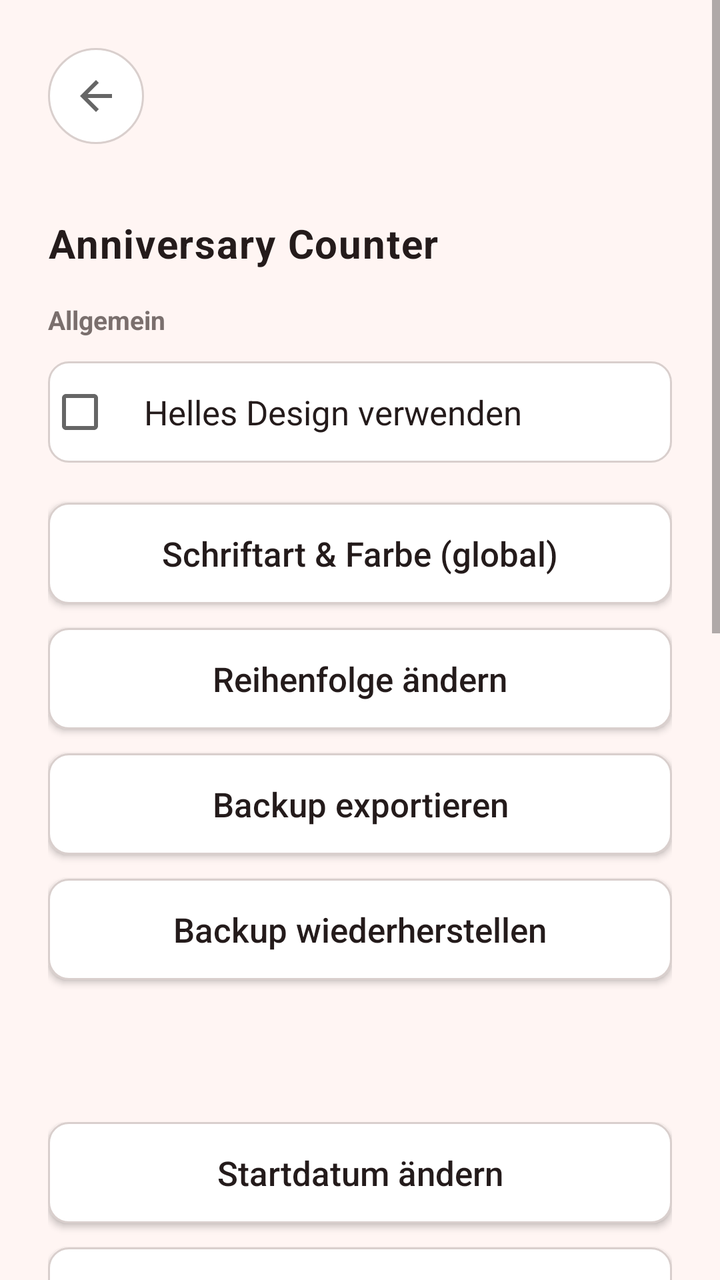
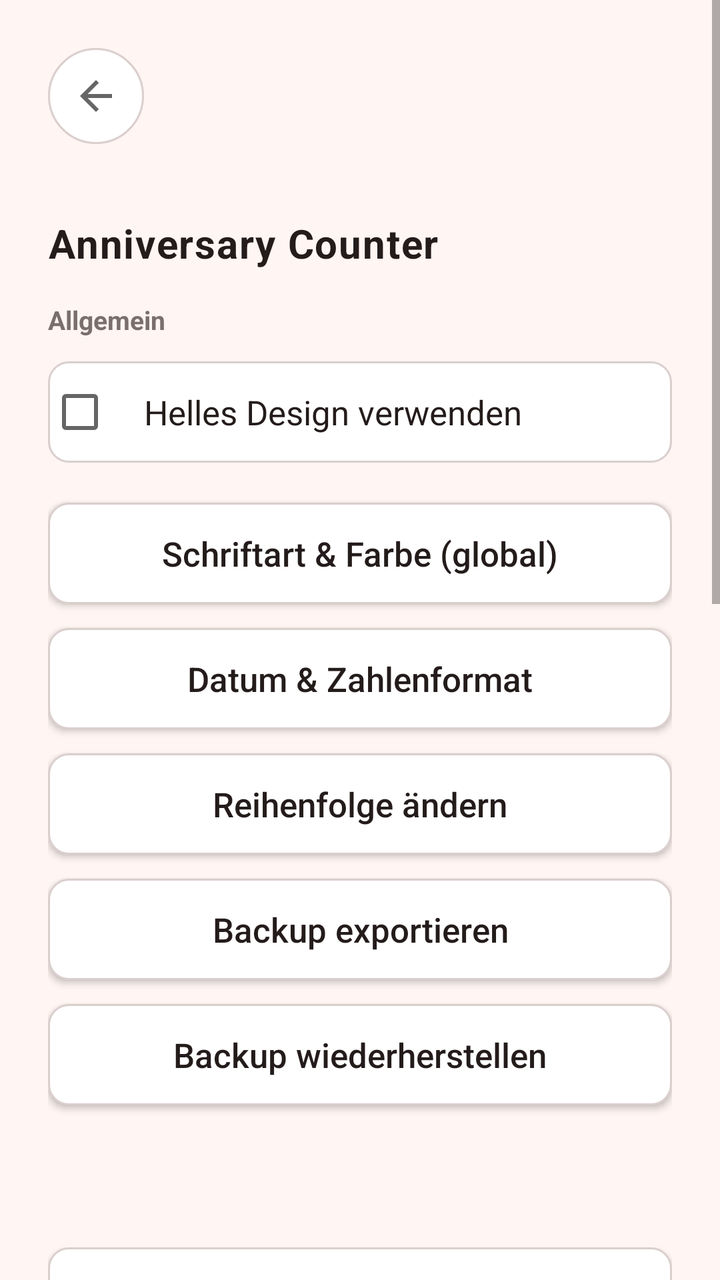

The first picture is an Android layout as it rendered before a commit; the second is the same layout after the commit. The layout source and the unified diff follow.
<!-- AndroidManifest.xml: activity theme Theme.AnniversaryCounter -->
<!-- res/layout/activity_counter_settings.xml -->
<?xml version="1.0" encoding="utf-8"?>
<ScrollView xmlns:android="http://schemas.android.com/apk/res/android"
    android:layout_width="match_parent"
    android:layout_height="match_parent"
    android:background="@color/bg">

    <LinearLayout
        android:layout_width="match_parent"
        android:layout_height="wrap_content"
        android:orientation="vertical"
        android:padding="24dp">

        <ImageButton
            android:id="@+id/btnBack"
            android:layout_width="48dp"
            android:layout_height="48dp"
            android:layout_marginBottom="16dp"
            android:background="@drawable/btn_circle"
            android:contentDescription="@string/back"
            android:padding="12dp"
            android:src="@drawable/ic_back" />

        <HorizontalScrollView
            android:layout_width="match_parent"
            android:layout_height="wrap_content"
            android:layout_marginBottom="20dp"
            android:scrollbars="none">

            <LinearLayout
                android:id="@+id/counterTabGroup"
                android:layout_width="wrap_content"
                android:layout_height="wrap_content"
                android:orientation="horizontal" />

        </HorizontalScrollView>

        <TextView
            android:layout_width="wrap_content"
            android:layout_height="wrap_content"
            android:layout_marginBottom="16dp"
            android:letterSpacing="0.03"
            android:text="@string/title"
            android:textColor="@color/text_primary"
            android:textSize="20sp"
            android:textStyle="bold" />

        <TextView
            android:layout_width="wrap_content"
            android:layout_height="wrap_content"
            android:layout_marginBottom="12dp"
            android:text="@string/settings_section_global"
            android:textColor="@color/text_secondary"
            android:textSize="13sp"
            android:textStyle="bold" />

        <CheckBox
            android:id="@+id/cbUseLightTheme"
            android:layout_width="match_parent"
            android:layout_height="wrap_content"
            android:layout_marginBottom="20dp"
            android:background="@drawable/btn_outline"
            android:paddingStart="16dp"
            android:paddingEnd="16dp"
            android:paddingTop="14dp"
            android:paddingBottom="14dp"
            android:text="@string/use_light_theme"
            android:textColor="@color/text_primary"
            android:textSize="17sp" />

        <Button
            android:id="@+id/btnAppearance"
            android:layout_width="match_parent"
            android:layout_height="wrap_content"
            android:layout_marginBottom="12dp"
            android:background="@drawable/btn_outline"
            android:paddingTop="14dp"
            android:paddingBottom="14dp"
            android:text="@string/btn_appearance"
            android:textAllCaps="false"
            android:textColor="@color/text_primary"
            android:textSize="17sp" />

        <Button
            android:id="@+id/btnReorderCounters"
            android:layout_width="match_parent"
            android:layout_height="wrap_content"
            android:layout_marginBottom="12dp"
            android:background="@drawable/btn_outline"
            android:paddingTop="14dp"
            android:paddingBottom="14dp"
            android:text="@string/btn_reorder_counters"
            android:textAllCaps="false"
            android:textColor="@color/text_primary"
            android:textSize="17sp" />

        <Button
            android:id="@+id/btnExportBackup"
            android:layout_width="match_parent"
            android:layout_height="wrap_content"
            android:layout_marginBottom="12dp"
            android:background="@drawable/btn_outline"
            android:paddingTop="14dp"
            android:paddingBottom="14dp"
            android:text="@string/btn_export_backup"
            android:textAllCaps="false"
            android:textColor="@color/text_primary"
            android:textSize="17sp" />

        <Button
            android:id="@+id/btnImportBackup"
            android:layout_width="match_parent"
            android:layout_height="wrap_content"
            android:layout_marginBottom="24dp"
            android:background="@drawable/btn_outline"
            android:paddingTop="14dp"
            android:paddingBottom="14dp"
            android:text="@string/btn_import_backup"
            android:textAllCaps="false"
            android:textColor="@color/text_primary"
            android:textSize="17sp" />

        <TextView
            android:id="@+id/tvCounterSettingsTitle"
            android:layout_width="wrap_content"
            android:layout_height="wrap_content"
            android:layout_marginBottom="20dp"
            android:textColor="@color/text_primary"
            android:textSize="20sp"
            android:textStyle="bold" />

        <LinearLayout
            android:id="@+id/perCounterActions"
            android:layout_width="match_parent"
            android:layout_height="wrap_content"
            android:orientation="vertical">

            <Button
                android:id="@+id/btnSetDate"
                android:layout_width="match_parent"
                android:layout_height="wrap_content"
                android:layout_marginBottom="12dp"
                android:background="@drawable/btn_outline"
                android:paddingTop="14dp"
                android:paddingBottom="14dp"
                android:text="@string/btn_set_date"
                android:textAllCaps="false"
                android:textColor="@color/text_primary"
                android:textSize="17sp" />

            <Button
                android:id="@+id/btnSetMessage"
                android:layout_width="match_parent"
                android:layout_height="wrap_content"
                android:layout_marginBottom="12dp"
                android:background="@drawable/btn_outline"
                android:paddingTop="14dp"
                android:paddingBottom="14dp"
                android:text="@string/btn_set_message"
                android:textAllCaps="false"
                android:textColor="@color/text_primary"
                android:textSize="17sp" />

            <CheckBox
                android:id="@+id/cbShowMessage"
                android:layout_width="match_parent"
                android:layout_height="wrap_content"
                android:layout_marginBottom="12dp"
                android:background="@drawable/btn_outline"
                android:paddingStart="16dp"
                android:paddingEnd="16dp"
                android:paddingTop="14dp"
                android:paddingBottom="14dp"
                android:text="@string/show_message"
                android:textColor="@color/text_primary"
                android:textSize="17sp" />

            <Button
                android:id="@+id/btnSetName"
                android:layout_width="match_parent"
                android:layout_height="wrap_content"
                android:layout_marginBottom="12dp"
                android:background="@drawable/btn_outline"
                android:paddingTop="14dp"
                android:paddingBottom="14dp"
                android:text="@string/btn_set_name"
                android:textAllCaps="false"
                android:textColor="@color/text_primary"
                android:textSize="17sp" />

            <CheckBox
                android:id="@+id/cbShowName"
                android:layout_width="match_parent"
                android:layout_height="wrap_content"
                android:layout_marginBottom="12dp"
                android:background="@drawable/btn_outline"
                android:paddingStart="16dp"
                android:paddingEnd="16dp"
                android:paddingTop="14dp"
                android:paddingBottom="14dp"
                android:text="@string/show_name"
                android:textColor="@color/text_primary"
                android:textSize="17sp" />

            <CheckBox
                android:id="@+id/cbCustomAppearance"
                android:layout_width="match_parent"
                android:layout_height="wrap_content"
                android:layout_marginBottom="12dp"
                android:background="@drawable/btn_outline"
                android:paddingStart="16dp"
                android:paddingEnd="16dp"
                android:paddingTop="14dp"
                android:paddingBottom="14dp"
                android:text="@string/custom_appearance_checkbox"
                android:textColor="@color/text_primary"
                android:textSize="17sp" />

            <Button
                android:id="@+id/btnCounterAppearance"
                android:layout_width="match_parent"
                android:layout_height="wrap_content"
                android:layout_marginBottom="12dp"
                android:background="@drawable/btn_outline"
                android:paddingTop="14dp"
                android:paddingBottom="14dp"
                android:text="@string/btn_counter_appearance"
                android:textAllCaps="false"
                android:textColor="@color/text_primary"
                android:textSize="17sp" />

            <Button
                android:id="@+id/btnNotifications"
                android:layout_width="match_parent"
                android:layout_height="wrap_content"
                android:layout_marginBottom="12dp"
                android:background="@drawable/btn_outline"
                android:paddingTop="14dp"
                android:paddingBottom="14dp"
                android:text="@string/btn_notifications"
                android:textAllCaps="false"
                android:textColor="@color/text_primary"
                android:textSize="17sp" />

            <Button
                android:id="@+id/btnChangeBackground"
                android:layout_width="match_parent"
                android:layout_height="wrap_content"
                android:layout_marginBottom="12dp"
                android:background="@drawable/btn_outline"
                android:paddingTop="14dp"
                android:paddingBottom="14dp"
                android:text="@string/btn_change_background"
                android:textAllCaps="false"
                android:textColor="@color/text_primary"
                android:textSize="17sp" />

            <Button
                android:id="@+id/btnDeleteCounter"
                android:layout_width="match_parent"
                android:layout_height="wrap_content"
                android:layout_marginBottom="24dp"
                android:background="@drawable/btn_outline"
                android:paddingTop="14dp"
                android:paddingBottom="14dp"
                android:text="@string/btn_delete_counter"
                android:textAllCaps="false"
                android:textColor="@color/text_primary"
                android:textSize="17sp" />

        </LinearLayout>

        <Button
            android:id="@+id/btnAddCounter"
            android:layout_width="match_parent"
            android:layout_height="wrap_content"
            android:background="@drawable/btn_outline"
            android:paddingTop="14dp"
            android:paddingBottom="14dp"
            android:text="@string/btn_add_counter"
            android:textAllCaps="false"
            android:textColor="@color/text_primary"
            android:textSize="17sp" />

    </LinearLayout>
</ScrollView>
<!-- resources referenced by this layout -->
<resources>
  <color name="bg">#FFF5F3</color>
  <color name="text_primary">#241B1B</color>
  <color name="text_secondary">#7A6F6D</color>
  <!-- drawable btn_circle (drawable) -->
  <?xml version="1.0" encoding="utf-8"?>
  <shape xmlns:android="http://schemas.android.com/apk/res/android"
      android:shape="oval">
      <solid android:color="@color/icon_bg" />
      <stroke
          android:width="1dp"
          android:color="@color/outline" />
  </shape>
  <!-- drawable btn_outline (drawable) -->
  <?xml version="1.0" encoding="utf-8"?>
  <shape xmlns:android="http://schemas.android.com/apk/res/android"
      android:shape="rectangle">
      <solid android:color="@color/icon_bg" />
      <stroke
          android:width="1dp"
          android:color="@color/outline" />
      <corners android:radius="10dp" />
  </shape>
  <!-- drawable ic_back (drawable) -->
  <?xml version="1.0" encoding="utf-8"?>
  <vector xmlns:android="http://schemas.android.com/apk/res/android"
      android:width="24dp"
      android:height="24dp"
      android:viewportWidth="24"
      android:viewportHeight="24"
      android:tint="?attr/colorControlNormal">
      <path
          android:fillColor="#FFFFFFFF"
          android:pathData="M20,11H7.83l5.59,-5.59L12,4l-8,8l8,8l1.41,-1.41L7.83,13H20V11z" />
  </vector>
  <string name="back">Zurück</string>
  <string name="btn_add_counter">+ Neuer Zähler</string>
  <string name="btn_appearance">Schriftart &amp; Farbe (global)</string>
  <string name="btn_change_background">Hintergrund ändern</string>
  <string name="btn_counter_appearance">Schriftart &amp; Farbe für diesen Zähler</string>
  <string name="btn_delete_counter">Zähler löschen</string>
  <string name="btn_export_backup">Backup exportieren</string>
  <string name="btn_import_backup">Backup wiederherstellen</string>
  <string name="btn_notifications">Meilenstein-Benachrichtigungen</string>
  <string name="btn_reorder_counters">Reihenfolge ändern</string>
  <string name="btn_set_date">Startdatum ändern</string>
  <string name="btn_set_message">Nachricht ändern</string>
  <string name="btn_set_name">Zähler umbenennen</string>
  <string name="custom_appearance_checkbox">Eigene Schriftart &amp; Farbe für diesen Zähler verwenden</string>
  <string name="settings_section_global">Allgemein</string>
  <string name="show_message">Nachricht anzeigen</string>
  <string name="show_name">Namen anzeigen</string>
  <string name="title">Anniversary Counter</string>
  <string name="use_light_theme">Helles Design verwenden</string>
  <style name="Theme.AnniversaryCounter" parent="Theme.AppCompat.DayNight.NoActionBar">
          <item name="android:windowBackground">@color/bg</item>
          <item name="android:statusBarColor">@color/bg</item>
          <item name="android:navigationBarColor">@color/bg</item>
          <item name="colorAccent">@color/text_primary</item>
      </style>
  <color name="icon_bg">#FFFFFF</color>
  <color name="outline">#D9CFCD</color>
</resources>

<!-- the commit's change to res/layout/activity_counter_settings.xml (unified diff, before → after) -->
@@ -81,6 +81,19 @@
             android:textSize="17sp" />
 
         <Button
+            android:id="@+id/btnFormatSettings"
+            android:layout_width="match_parent"
+            android:layout_height="wrap_content"
+            android:layout_marginBottom="12dp"
+            android:background="@drawable/btn_outline"
+            android:paddingTop="14dp"
+            android:paddingBottom="14dp"
+            android:text="@string/btn_format_settings"
+            android:textAllCaps="false"
+            android:textColor="@color/text_primary"
+            android:textSize="17sp" />
+
+        <Button
             android:id="@+id/btnReorderCounters"
             android:layout_width="match_parent"
             android:layout_height="wrap_content"
<!-- resource entries referenced after the edit -->
@@ -41,6 +41,7 @@
   <string name="btn_counter_appearance">Schriftart &amp; Farbe für diesen Zähler</string>
   <string name="btn_delete_counter">Zähler löschen</string>
   <string name="btn_export_backup">Backup exportieren</string>
+  <string name="btn_format_settings">Datum &amp; Zahlenformat</string>
   <string name="btn_import_backup">Backup wiederherstellen</string>
   <string name="btn_notifications">Meilenstein-Benachrichtigungen</string>
   <string name="btn_reorder_counters">Reihenfolge ändern</string>
